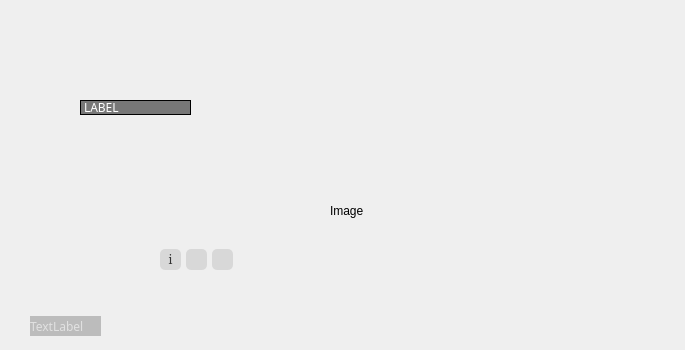
Above: widget.ui from MrBeanCpp/ImageViewer2.0 before the change. Below: the same form after it.
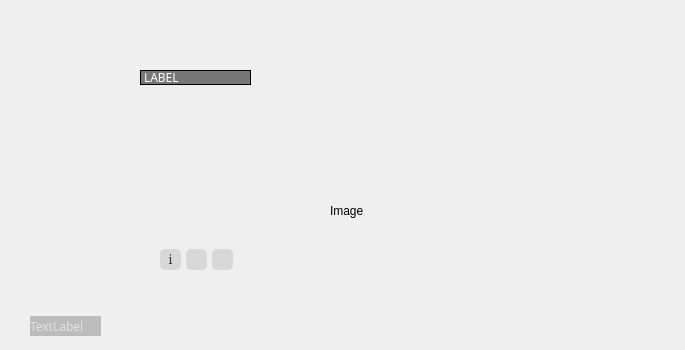
That is the form after the change. Icons and pictures are not drawn. Custom widgets are drawn as their Qt base class.

Diff of the .ui file:
```diff
--- a/widget.ui
+++ b/widget.ui
@@ -16,8 +16,8 @@
   <widget class="QLabel" name="label_info">
    <property name="geometry">
     <rect>
-     <x>80</x>
-     <y>100</y>
+     <x>140</x>
+     <y>70</y>
      <width>111</width>
      <height>15</height>
     </rect>
```
